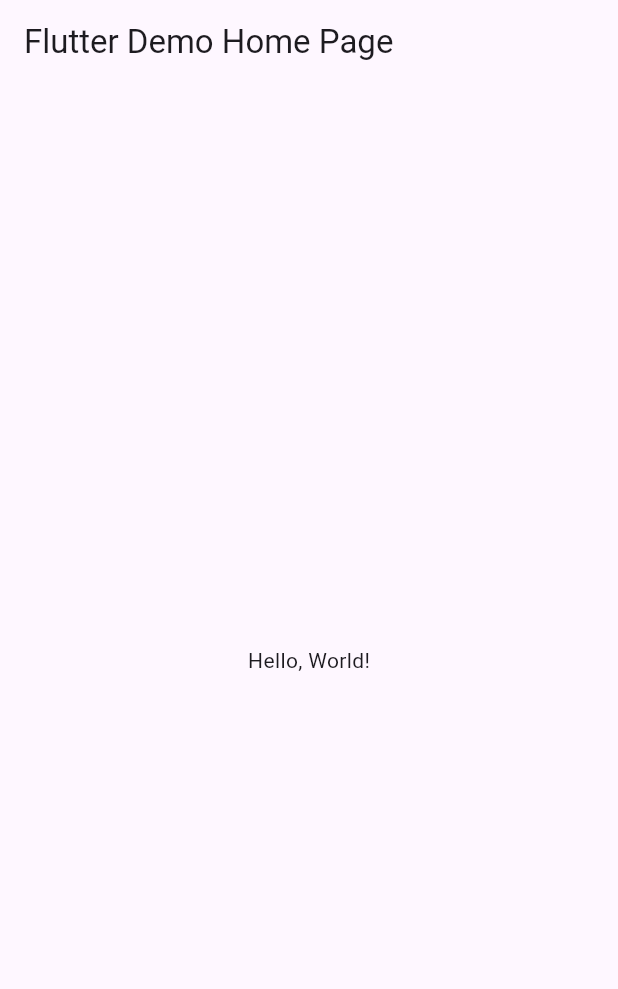
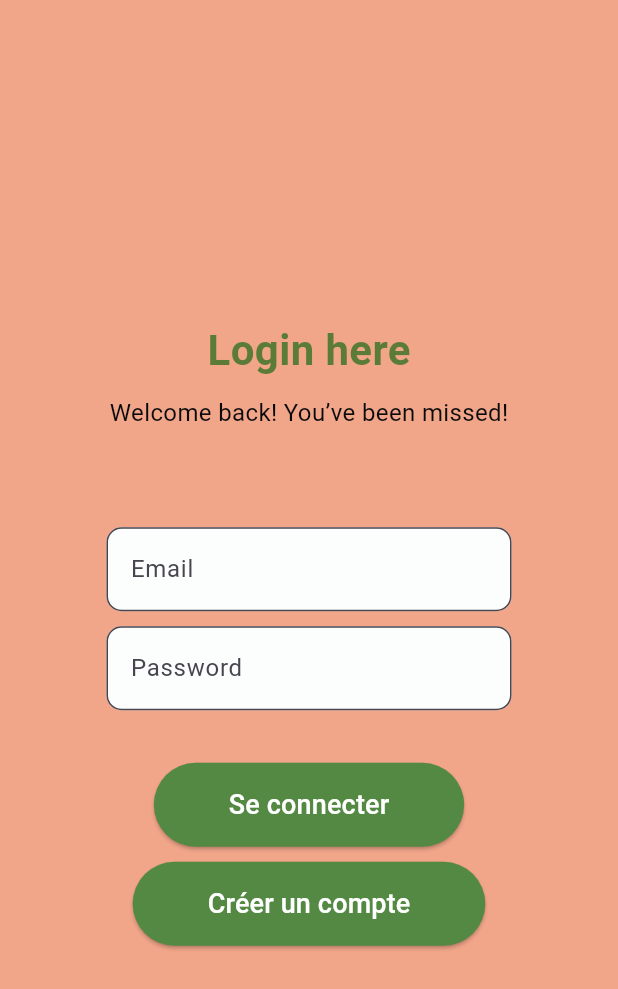
Before and after one commit to Duchrist2002/EMAWS2526, a Flutter app: the screen it shows after launch, on a phone screen of 412 x 824 dp. Shown: the top 989 px of the screen. Run offline on Flutter 3.47's test engine with Material 3 defaults, Android fonts, the phone set to English and light mode, and no system bars.

Commit message:
implemation login frontend

```diff
--- /dev/null
+++ b/lib/Screens/login_page.dart
@@ -0,0 +1,71 @@
+import 'package:flutter/material.dart';
+import '../utils/styles.dart';
+
+class PageLogin extends StatelessWidget {
+  @override
+  Widget build(BuildContext context) {
+    return Scaffold(
+      backgroundColor: AppColors.background,
+      body: Center(
+        child: SingleChildScrollView(
+          padding: EdgeInsets.all(20),
+          child: Column(
+            mainAxisSize: MainAxisSize.min,
+            children: [
+              // Texte d'accueil
+              Container(
+                padding: EdgeInsets.all(20),
+                child: Column(
+                  mainAxisSize: MainAxisSize.min,
+                  crossAxisAlignment: CrossAxisAlignment.center,
+                  children: [
+                    Text("Login here", style: AppTextStyles.loginTitle),
+                    SizedBox(height: 10),
+                    Text("Welcome back! You’ve been missed!",
+                        style: AppTextStyles.loginSubtitle),
+                  ],
+                ),
+              ),
+
+              SizedBox(height: 30),
+
+              // Bloc du formulaire
+              Container(
+                width: 300,
+                padding: EdgeInsets.all(15),
+                decoration: AppBoxStyles.formContainer,
+                child: Column(
+                  mainAxisSize: MainAxisSize.min,
+                  children: [
+                    TextField(decoration: AppInputStyles.emailField),
+                    SizedBox(height: 10),
+                    TextField(
+                      obscureText: true,
+                      decoration: AppInputStyles.passwordField,
+                    ),
+                  ],
+                ),
+              ),
+
+              SizedBox(height: 20),
+
+              ElevatedButton(
+                style: AppButtonStyles.primaryButton,
+                onPressed: () {},
+                child: Text("Se connecter", style: AppTextStyles.buttonText),
+              ),
+
+              SizedBox(height: 10), // petit espace entre les boutons
+
+              ElevatedButton(
+                style: AppButtonStyles.secondaryButton,
+                onPressed: () {},
+                child: Text("Créer un compte", style: AppTextStyles.buttonText),
+              ),
+            ],
+          ),
+        ),
+      ),
+    );
+  }
+}
--- a/lib/main.dart
+++ b/lib/main.dart
@@ -1,43 +1,15 @@
 import 'package:flutter/material.dart';
+import 'package:helloworld/Screens/login_page.dart';
 
-void main() => runApp(MyApp());
+void main() {
+  runApp(MyApp());
+}
 
 class MyApp extends StatelessWidget {
-  const MyApp({super.key});
-  // This widget is the root of your application.
   @override
   Widget build(BuildContext context) {
     return MaterialApp(
-      // Application name
-      title: 'Flutter Hello World',
-      // Application theme data, you can set the colors for the application as
-      // you want
-      theme: ThemeData(
-        // useMaterial3: false,
-        primarySwatch: Colors.blue,
-      ),
-      // A widget which will be started on application startup
-      home: MyHomePage(title: 'Flutter Demo Home Page'),
+      home: PageLogin(),
     );
   }
 }
-
-class MyHomePage extends StatelessWidget {
-  final String title;
-  const MyHomePage({super.key, required this.title});
-
-  @override
-  Widget build(BuildContext context) {
-    return Scaffold(
-      appBar: AppBar(
-        // The title text which will be shown on the action bar
-        title: Text(title),
-      ),
-      body: Center(
-        child: Text(
-          'Hello, World!',
-        ),
-      ),
-    );
-  }
-}
--- /dev/null
+++ b/lib/utils/styles.dart
@@ -0,0 +1,65 @@
+import 'package:flutter/material.dart';
+
+class AppColors {
+  static const Color background = Color(0xFFF1A589);
+  static const Color primary = Color(0xff538943);
+  static const Color buttonText = Colors.white;
+  static const Color subtitleText = Color(0xff0a0a0a);
+  static const Color fieldFill = Color(0xfffcfefd);
+}
+
+class AppTextStyles {
+  static const TextStyle loginTitle = TextStyle(
+    fontSize: 28,
+    fontWeight: FontWeight.bold,
+    color: Color(0xff5A7C38),
+  );
+
+  static const TextStyle loginSubtitle = TextStyle(
+    fontSize: 16,
+    color: AppColors.subtitleText,
+  );
+
+  static const TextStyle buttonText = TextStyle(
+    fontSize: 18,
+    color: AppColors.buttonText,
+  );
+}
+
+class AppButtonStyles {
+  static ButtonStyle primaryButton = ElevatedButton.styleFrom(
+    backgroundColor: AppColors.primary,
+    padding: EdgeInsets.symmetric(horizontal: 50, vertical: 15),
+  );
+
+  static ButtonStyle secondaryButton = ElevatedButton.styleFrom(
+    backgroundColor: Color(0xff538943), // ou une autre couleur
+    padding: EdgeInsets.symmetric(horizontal: 50, vertical: 15),
+  );
+}
+
+class AppInputStyles {
+  static InputDecoration emailField = InputDecoration(
+    labelText: "Email",
+    filled: true,
+    fillColor: AppColors.fieldFill,
+    border: OutlineInputBorder(
+      borderRadius: BorderRadius.circular(10),
+    ),
+  );
+
+  static InputDecoration passwordField = InputDecoration(
+    labelText: "Password",
+    filled: true,
+    fillColor: AppColors.fieldFill,
+    border: OutlineInputBorder(
+      borderRadius: BorderRadius.circular(10),
+    ),
+  );
+}
+
+class AppBoxStyles {
+  static BoxDecoration formContainer = BoxDecoration(
+    borderRadius: BorderRadius.circular(12),
+  );
+}
```
